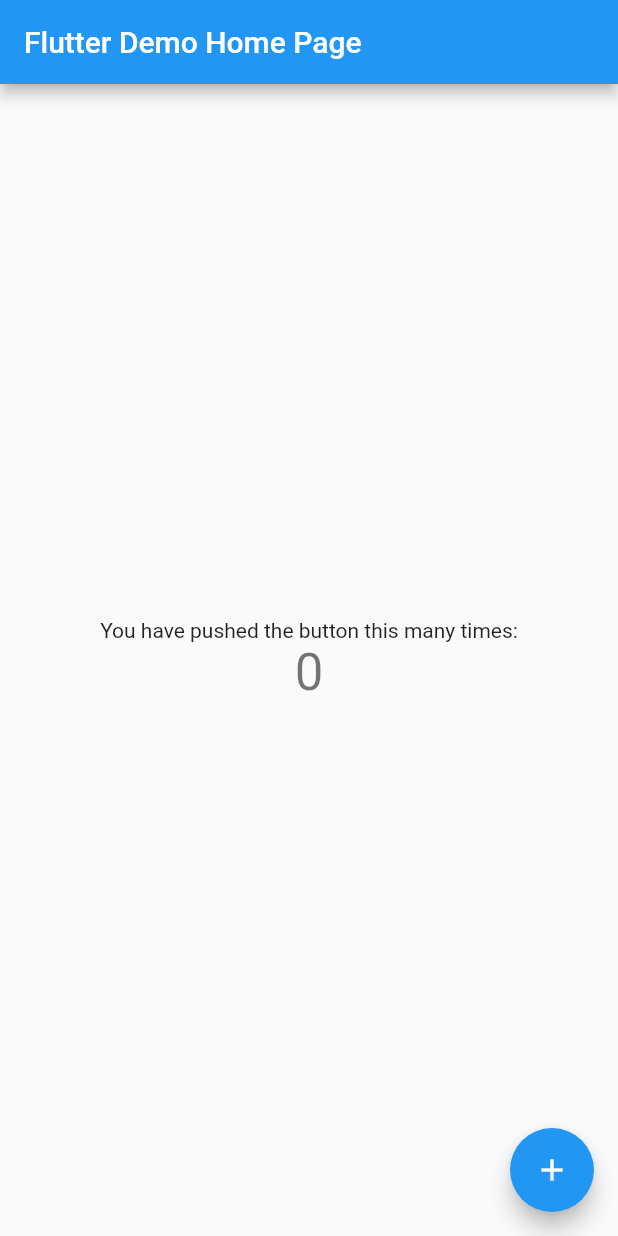
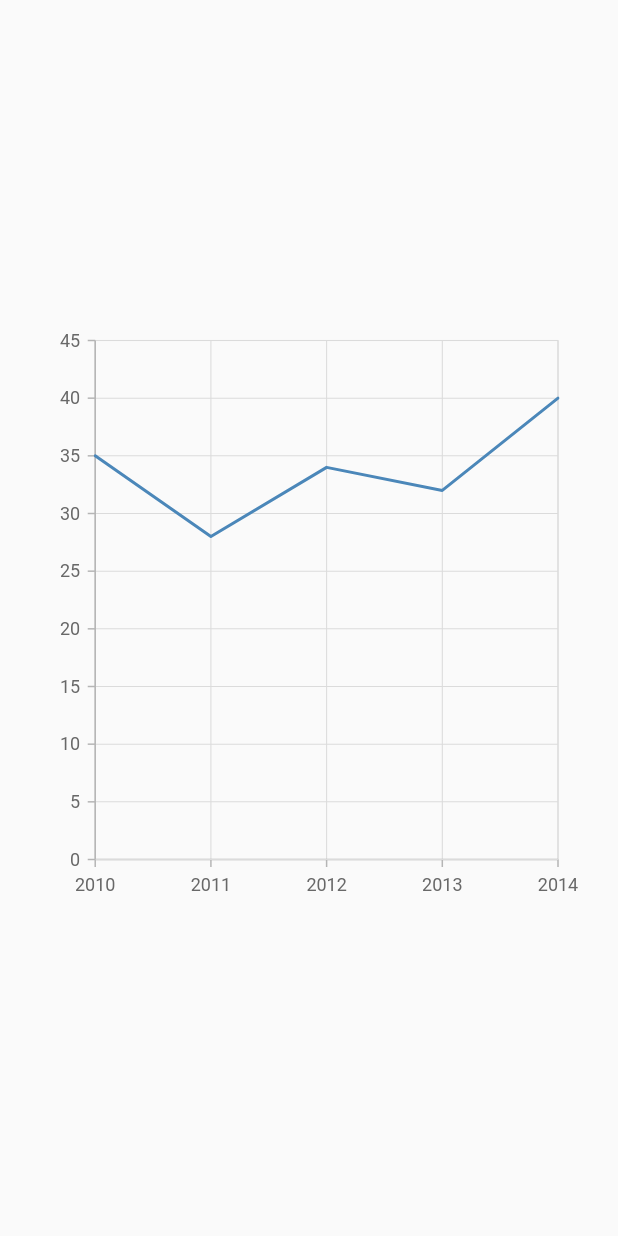
Before and after one commit to PranavMasekar/Flutter-Graphs, a Flutter app: the screen it shows after launch, on a phone screen of 412 x 824 dp. Run offline on Flutter 3.47's test engine with Material 2 defaults, Android fonts, the phone set to English and light mode, and no system bars; our stand-ins replace syncfusion_flutter_charts.

Commit message:
Added Line chart

```diff
--- a/lib/main.dart
+++ b/lib/main.dart
@@ -1,4 +1,5 @@
 import 'package:flutter/material.dart';
+import 'views/line_chart.dart';
 
 void main() {
   runApp(const MyApp());
@@ -11,105 +12,11 @@
   @override
   Widget build(BuildContext context) {
     return MaterialApp(
-      title: 'Flutter Demo',
+      title: 'Flutter Graphs',
       theme: ThemeData(
-        // This is the theme of your application.
-        //
-        // Try running your application with "flutter run". You'll see the
-        // application has a blue toolbar. Then, without quitting the app, try
-        // changing the primarySwatch below to Colors.green and then invoke
-        // "hot reload" (press "r" in the console where you ran "flutter run",
-        // or simply save your changes to "hot reload" in a Flutter IDE).
-        // Notice that the counter didn't reset back to zero; the application
-        // is not restarted.
         primarySwatch: Colors.blue,
       ),
-      home: const MyHomePage(title: 'Flutter Demo Home Page'),
+      home: const LineChart(),
     );
   }
 }
-
-class MyHomePage extends StatefulWidget {
-  const MyHomePage({Key? key, required this.title}) : super(key: key);
-
-  // This widget is the home page of your application. It is stateful, meaning
-  // that it has a State object (defined below) that contains fields that affect
-  // how it looks.
-
-  // This class is the configuration for the state. It holds the values (in this
-  // case the title) provided by the parent (in this case the App widget) and
-  // used by the build method of the State. Fields in a Widget subclass are
-  // always marked "final".
-
-  final String title;
-
-  @override
-  State<MyHomePage> createState() => _MyHomePageState();
-}
-
-class _MyHomePageState extends State<MyHomePage> {
-  int _counter = 0;
-
-  void _incrementCounter() {
-    setState(() {
-      // This call to setState tells the Flutter framework that something has
-      // changed in this State, which causes it to rerun the build method below
-      // so that the display can reflect the updated values. If we changed
-      // _counter without calling setState(), then the build method would not be
-      // called again, and so nothing would appear to happen.
-      _counter++;
-    });
-  }
-
-  @override
-  Widget build(BuildContext context) {
-    // This method is rerun every time setState is called, for instance as done
-    // by the _incrementCounter method above.
-    //
-    // The Flutter framework has been optimized to make rerunning build methods
-    // fast, so that you can just rebuild anything that needs updating rather
-    // than having to individually change instances of widgets.
-    return Scaffold(
-      appBar: AppBar(
-        // Here we take the value from the MyHomePage object that was created by
-        // the App.build method, and use it to set our appbar title.
-        title: Text(widget.title),
-      ),
-      body: Center(
-        // Center is a layout widget. It takes a single child and positions it
-        // in the middle of the parent.
-        child: Column(
-          // Column is also a layout widget. It takes a list of children and
-          // arranges them vertically. By default, it sizes itself to fit its
-          // children horizontally, and tries to be as tall as its parent.
-          //
-          // Invoke "debug painting" (press "p" in the console, choose the
-          // "Toggle Debug Paint" action from the Flutter Inspector in Android
-          // Studio, or the "Toggle Debug Paint" command in Visual Studio Code)
-          // to see the wireframe for each widget.
-          //
-          // Column has various properties to control how it sizes itself and
-          // how it positions its children. Here we use mainAxisAlignment to
-          // center the children vertically; the main axis here is the vertical
-          // axis because Columns are vertical (the cross axis would be
-          // horizontal).
-          mainAxisAlignment: MainAxisAlignment.center,
-          children: <Widget>[
-            const Text(
-              'You have pushed the button this many times:',
-            ),
-            Text(
-              '$_counter',
-              style: Theme.of(context).textTheme.headline4,
-            ),
-          ],
-        ),
-      ),
-      floatingActionButton: FloatingActionButton(
-        onPressed: _incrementCounter,
-        tooltip: 'Increment',
-        child: const Icon(Icons.add),
-      ), // This trailing comma makes auto-formatting nicer for build methods.
-    );
-  }
-}
--- /dev/null
+++ b/lib/views/line_chart.dart
@@ -0,0 +1,47 @@
+import 'package:flutter/material.dart';
+import 'package:syncfusion_flutter_charts/charts.dart';
+
+class LineChart extends StatefulWidget {
+  const LineChart({Key? key}) : super(key: key);
+
+  @override
+  State<LineChart> createState() => _LineChartState();
+}
+
+class _LineChartState extends State<LineChart> {
+  @override
+  Widget build(BuildContext context) {
+    final List<SalesData> chartData = [
+      SalesData(2010, 35),
+      SalesData(2011, 28),
+      SalesData(2012, 34),
+      SalesData(2013, 32),
+      SalesData(2014, 40)
+    ];
+
+    return Scaffold(
+      body: Center(
+        child: Container(
+          height: 450,
+          width: 450,
+          padding: const EdgeInsets.all(30),
+          child: SfCartesianChart(
+            series: <ChartSeries>[
+              // Renders line chart
+              LineSeries<SalesData, int>(
+                  dataSource: chartData,
+                  xValueMapper: (SalesData sales, _) => sales.year,
+                  yValueMapper: (SalesData sales, _) => sales.sales)
+            ],
+          ),
+        ),
+      ),
+    );
+  }
+}
+
+class SalesData {
+  SalesData(this.year, this.sales);
+  final int year;
+  final double sales;
+}
```
Also changed, not shown: pubspec.yaml (+4 -12 lines), pubspec.lock.
